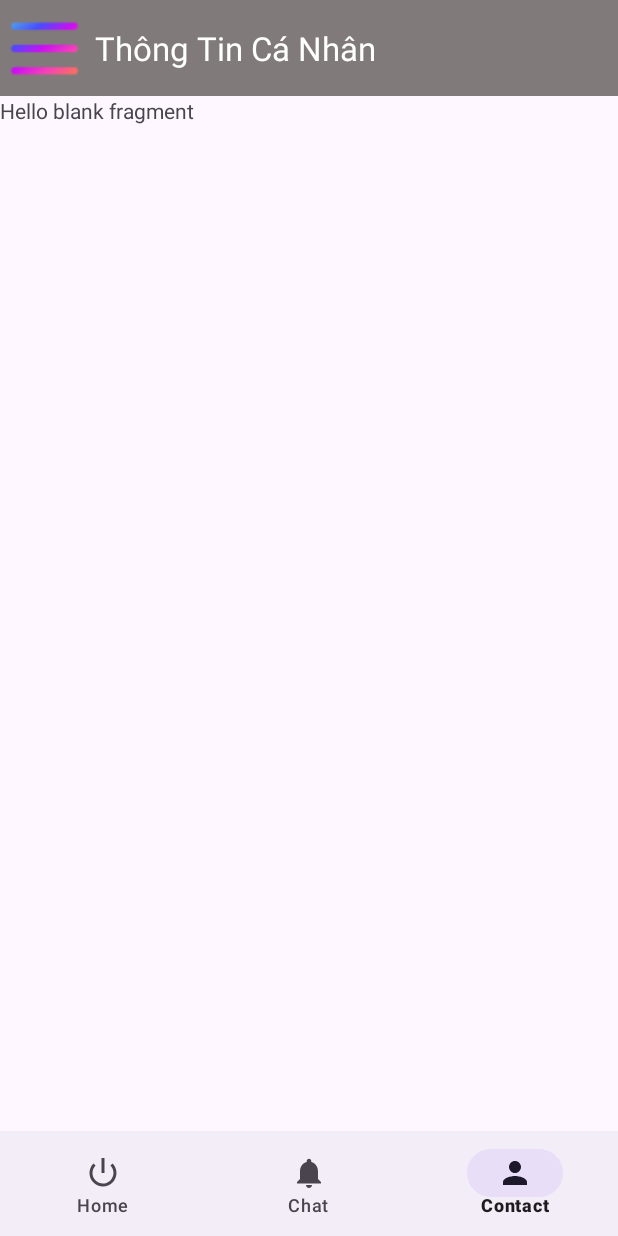
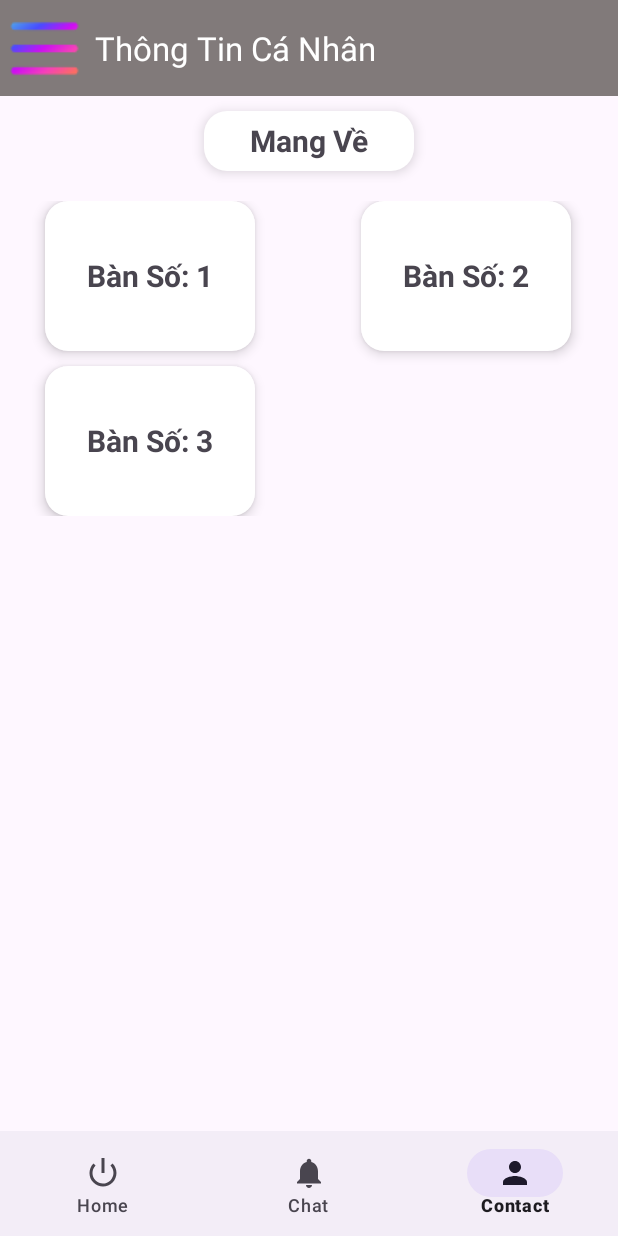
Before and after one commit to tritoan24/Khopro, an Android app: the HomeFragment screen opened directly, with no data from a screen before it, item 3 of the bottom bar chosen, on a phone screen of 412 x 824 dp. Run offline under Robolectric (Android 15) with nearby library versions, the phone set to English and light mode, and no system bars.

Commit message:
tritoan chỉnh sửa hóa đơn

```diff
--- /dev/null
+++ b/app/src/main/java/com/ph32395/khopro/Adapter/BanAnOrderAdapter.java
@@ -0,0 +1,75 @@
+package com.ph32395.khopro.Adapter;
+
+import android.app.Activity;
+import android.content.Context;
+import android.view.LayoutInflater;
+import android.view.View;
+import android.view.ViewGroup;
+import android.widget.ArrayAdapter;
+import android.widget.TextView;
+
+import androidx.annotation.NonNull;
+
+import com.ph32395.khopro.DAO.BanAnDAO;
+import com.ph32395.khopro.Model.BanAn;
+import com.ph32395.khopro.Model.OnBanAnClickListener;
+import com.ph32395.khopro.R;
+
+import java.util.ArrayList;
+
+public class BanAnOrderAdapter extends ArrayAdapter<BanAn> {
+    private Context context;
+    private ArrayList<BanAn> list;
+    private static BanAnDAO dao;
+
+    // Thêm dòng sau đây để khai báo biến onBanAnClickListener
+    private OnBanAnClickListener onBanAnClickListener;
+
+    // Constructor của Adapter
+    public BanAnOrderAdapter(Context context, ArrayList<BanAn> list) {
+        super(context, R.layout.itembananorder, list);
+        this.context = context;
+        this.list = list;
+        dao = new BanAnDAO(context);
+    }
+
+    // Các phương thức khác của Adapter
+
+    // Thêm setter để thiết lập OnBanAnClickListener
+    public void setOnBanAnClickListener(OnBanAnClickListener listener) {
+        this.onBanAnClickListener = listener;
+    }
+
+    @NonNull
+    @Override
+    public View getView(int position, View convertView, @NonNull ViewGroup parent) {
+        ViewHolder holder;
+
+        if (convertView == null) {
+            LayoutInflater inflater = ((Activity) context).getLayoutInflater();
+            convertView = inflater.inflate(R.layout.itembananorder, parent, false);
+
+            holder = new ViewHolder();
+            holder.tv_banAn = convertView.findViewById(R.id.txtbananorder);
+            convertView.setTag(holder);
+        } else {
+            holder = (ViewHolder) convertView.getTag();
+        }
+
+        holder.tv_banAn.setText("Bàn Số: " + String.valueOf(list.get(position).getSoBan()));
+
+        // Các xử lý sự kiện khi nhấn vào item ở đây nếu cần
+        convertView.setOnClickListener(new View.OnClickListener() {
+            @Override
+            public void onClick(View view) {
+                    onBanAnClickListener.onBanAnClick(list.get(position).getSoBan());
+            }
+        });
+
+        return convertView;
+    }
+
+    static class ViewHolder {
+        TextView tv_banAn;
+    }
+}
--- /dev/null
+++ b/app/src/main/java/com/ph32395/khopro/Adapter/HomeOderAdapter.java
@@ -0,0 +1,88 @@
+package com.ph32395.khopro.Adapter;
+
+import android.app.Activity;
+import android.content.Context;
+import android.os.Bundle;
+import android.view.LayoutInflater;
+import android.view.View;
+import android.view.ViewGroup;
+import android.widget.EditText;
+import android.widget.TextView;
+
+import androidx.annotation.NonNull;
+import androidx.fragment.app.FragmentManager;
+import androidx.fragment.app.FragmentTransaction;
+import androidx.recyclerview.widget.RecyclerView;
+
+import com.ph32395.khopro.DAO.DanhMucDAO;
+import com.ph32395.khopro.Fragment.HomeFragment;
+import com.ph32395.khopro.Fragment.MonAnOrderFragment;
+import com.ph32395.khopro.Model.DanhMucMonAn;
+import com.ph32395.khopro.R;
+
+import java.util.ArrayList;
+
+public class HomeOderAdapter  extends RecyclerView.Adapter<HomeOderAdapter.ViewHolder>{
+    EditText ed_tenDanhMuc_update;
+    Context context;
+    ArrayList<DanhMucMonAn> listDM;
+    static DanhMucDAO danhMucDAO;
+
+    HomeFragment fragment;
+
+    public HomeOderAdapter(Context context, HomeFragment fragment, ArrayList<DanhMucMonAn> listDM) {
+        this.context = context;
+        this.listDM = listDM;
+        this.fragment = fragment;
+        danhMucDAO = new DanhMucDAO(context);
+    }
+
+
+    @NonNull
+    @Override
+    public ViewHolder onCreateViewHolder(@NonNull ViewGroup parent, int viewType) {
+        LayoutInflater inflater =((Activity)context).getLayoutInflater();
+        View v = inflater.inflate(R.layout.item_danhmucorder,parent,false);
+        return new HomeOderAdapter.ViewHolder(v);
+    }
+
+    @Override
+    public void onBindViewHolder(@NonNull ViewHolder holder, int position) {
+        holder.tv_tenDanhMuc.setText(listDM.get(position).getTenDanhMuc());
+        holder.itemView.setOnClickListener(new View.OnClickListener() {
+            @Override
+            public void onClick(View view) {
+                // Lấy id danh mục được chọn
+                int selectedCategoryId = listDM.get(position).getId_DanhMuc();
+
+                // Chuyển sang DanhSachMonAnFragment và chuyển id danh mục qua
+                FragmentManager fragmentManager = fragment.getActivity().getSupportFragmentManager();
+                FragmentTransaction fragmentTransaction = fragmentManager.beginTransaction();
+
+                MonAnOrderFragment danhSachMonAnFragment = new MonAnOrderFragment();
+                Bundle bundle = new Bundle();
+                bundle.putInt("CategoryId", selectedCategoryId);
+                danhSachMonAnFragment.setArguments(bundle);
+
+                fragmentTransaction.replace(R.id.flContent, danhSachMonAnFragment);
+                fragmentTransaction.addToBackStack(null);
+                fragmentTransaction.commit();
+            }
+        });
+    }
+
+
+    @Override
+    public int getItemCount() {
+        return listDM.size();
+    }
+
+    class ViewHolder extends RecyclerView.ViewHolder {
+        TextView tv_tenDanhMuc;
+
+        public ViewHolder(@NonNull View itemView) {
+            super(itemView);
+            tv_tenDanhMuc = itemView.findViewById(R.id.txtdanhmucorder);
+        }
+    }
+}
--- a/app/src/main/java/com/ph32395/khopro/Database/DataSql.java
+++ b/app/src/main/java/com/ph32395/khopro/Database/DataSql.java
@@ -32,4 +32,7 @@ public class DataSql {
             "('GG2', 20)," +
             "('GG3', 15),"+
             "('GG4',33)";
+    public static final String INSERT_TB_CHITIETHOADON = "INSERT INTO ChiTietHoaDon (id_HoaDon, id_MonAn, soLuong,giaTien, tongTien) VALUES" +
+            "(1, 1, 2,20000, 80000)," +
+            "(2, 2, 1,10000, 40000)";
 }
--- a/app/src/main/java/com/ph32395/khopro/Database/DbHelper.java
+++ b/app/src/main/java/com/ph32395/khopro/Database/DbHelper.java
@@ -35,11 +35,10 @@ public class DbHelper extends SQLiteOpenHelper {
 
     static final String CREATE_TABLE_HOADON = "CREATE TABLE HoaDon (" +
             " id_HoaDon INTEGER PRIMARY KEY AUTOINCREMENT, " +
-            " id_MonAn INTEGER NOT NULL REFERENCES MonAn (id_MonAn), " +
+            " tenMonAn TEXT NOT NULL," +
             " id_NhanVien TEXT NOT NULL REFERENCES NhanVien (maNhanVien), " +
-            " id_BanAn INTEGER  REFERENCES BanAn (id_BanAn), " +
-            " id_GiamGia INTEGER REFERENCES GiamGia(id_GiamGia)," +
             " soLuong INTEGER NOT NULL," +
+            " soBan INTEGER NOT NULL," +
             " ngayGio TIMESTAMP DEFAULT CURRENT_TIMESTAMP," +
             " kieuThanhToan TEXT NOT NULL, " +
             " tongTien MONEY)";
@@ -47,8 +46,16 @@ public class DbHelper extends SQLiteOpenHelper {
     static final String CREATE_TABLE_GIAMGIA = "CREATE TABLE GiamGia(" +
             "id_GiamGia INTEGER PRIMARY KEY AUTOINCREMENT," +
             "maGiamGia TEXT NOT NULL," +
-            "phanTramGiam INTEGER" +
+            "phanTramGiam INTEGER," +
+            "soLuotDung INTEGER" +
             ")";
+    static final String CREATE_TABLE_CHITIETHOADON = "CREATE TABLE ChiTietHoaDon (" +
+            " id_ChiTietHoaDon INTEGER PRIMARY KEY AUTOINCREMENT, " +
+            " id_HoaDon INTEGER NOT NULL REFERENCES HoaDon (id_HoaDon), " +
+            " tenMonAn TEXT NOT NULL," +
+            " soLuong INTEGER NOT NULL," +
+            " giaTien MONEY NOT NULL, " +
+            " tongTien INTEGER NOT NULL)";
 
     public DbHelper(Context context) {
         super(context, DB_NAME, null, DB_VERSION);
@@ -62,12 +69,14 @@ public class DbHelper extends SQLiteOpenHelper {
         db.execSQL(CREATE_TABLE_BANAN);
         db.execSQL(CREATE_TABLE_HOADON);
         db.execSQL(CREATE_TABLE_GIAMGIA);
+        db.execSQL(CREATE_TABLE_CHITIETHOADON);
         db.execSQL(DataSql.INSERT_TB_NHANVIEN);
         db.execSQL(DataSql.INSERT_TB_BANAN);
         db.execSQL(DataSql.INSERT_TB_DANHMUC);
         db.execSQL(DataSql.INSERT_TB_MONAN);
         db.execSQL(DataSql.INSERT_TB_GIAMGIA);
         db.execSQL(DataSql.INSERT_TB_HOADON);
+        db.execSQL(DataSql.INSERT_TB_CHITIETHOADON);
     }
 
     @Override
@@ -79,7 +88,7 @@ public class DbHelper extends SQLiteOpenHelper {
             sqLiteDatabase.execSQL("DROP TABLE IF EXISTS BanAn");
             sqLiteDatabase.execSQL("DROP TABLE IF EXISTS HoaDon");
             sqLiteDatabase.execSQL("DROP TABLE IF EXISTS GiamGia");
-
+            sqLiteDatabase.execSQL("DROP TABLE IF EXISTS ChiTietHoaDon");
             onCreate(sqLiteDatabase);
         }
     }
--- /dev/null
+++ b/app/src/main/java/com/ph32395/khopro/Fragment/BanAnOrderFragment.java
@@ -0,0 +1,89 @@
+package com.ph32395.khopro.Fragment;
+
+import android.os.Bundle;
+import androidx.fragment.app.Fragment;
+import androidx.fragment.app.FragmentManager;
+import androidx.fragment.app.FragmentTransaction;
+
+import android.util.Log;
+import android.view.LayoutInflater;
+import android.view.View;
+import android.view.ViewGroup;
+import android.widget.GridView;
+import android.widget.TextView;
+
+import com.ph32395.khopro.Adapter.BanAnOrderAdapter;
+import com.ph32395.khopro.DAO.BanAnDAO;
+import com.ph32395.khopro.Model.BanAn;
+import com.ph32395.khopro.Model.OnBanAnClickListener;
+import com.ph32395.khopro.R;
+import java.util.ArrayList;
+
+public class BanAnOrderFragment extends Fragment implements OnBanAnClickListener{
+    BanAnDAO dao;
+    GridView gridView;
+    ArrayList<BanAn> list;
+    BanAnOrderAdapter adapter;
+    TextView txtMangVe;
+    private OnBanAnClickListener onBanAnClickListener;
+
+    public void setOnBanAnClickListener(OnBanAnClickListener listener) {
+        this.onBanAnClickListener = listener;
+    }
+
+    @Override
+    public View onCreateView(LayoutInflater inflater, ViewGroup container,
+                             Bundle savedInstanceState) {
+        View v = inflater.inflate(R.layout.fragment_ban_an_order, container, false);
+        dao = new BanAnDAO(getContext());
+        gridView = v.findViewById(R.id.gridView);
+
+        list = (ArrayList<BanAn>) dao.getAll();
+        adapter = new BanAnOrderAdapter(getActivity(), list);
+        adapter.setOnBanAnClickListener(this);
+
+
+        gridView.setAdapter(adapter);
+
+        txtMangVe = v.findViewById(R.id.txtMangVe);
+        txtMangVe.setOnClickListener(new View.OnClickListener() {
+            @Override
+            public void onClick(View v) {
+                int soBan = 0;
+                FragmentManager fragmentManager = getActivity().getSupportFragmentManager();
+                FragmentTransaction fragmentTransaction = fragmentManager.beginTransaction();
+
+                // Tạo một Fragment mới và chuyển dữ liệu số bàn qua
+                HomeFragment anotherFragment = new HomeFragment();
+                Bundle bundle = new Bundle();
+                bundle.putInt("SoBan", soBan);
+                anotherFragment.setArguments(bundle);
+
+                fragmentTransaction.replace(R.id.flContent, anotherFragment);
+                fragmentTransaction.addToBackStack(null);
+                fragmentTransaction.commit();
+            }
+        });
+
+        return v;
+    }
+    @Override
+    public void onBanAnClick(int soBan) {
+        Log.d("BanAnOrderFragment", "Clicked on BanAn: " + soBan);
+
+        // Xử lý khi người dùng nhấn vào item, ví dụ: chuyển sang Fragment khác
+        FragmentManager fragmentManager = getActivity().getSupportFragmentManager();
+        FragmentTransaction fragmentTransaction = fragmentManager.beginTransaction();
+
+        // Tạo một Fragment mới và chuyển dữ liệu số bàn qua
+        HomeFragment anotherFragment = new HomeFragment();
+        Bundle bundle = new Bundle();
+        bundle.putInt("SoBan", soBan);
+        anotherFragment.setArguments(bundle);
+
+        fragmentTransaction.replace(R.id.flContent, anotherFragment);
+        fragmentTransaction.addToBackStack(null);
+        fragmentTransaction.commit();
+    }
+
+}
--- a/app/src/main/java/com/ph32395/khopro/Fragment/HomeFragment.java
+++ b/app/src/main/java/com/ph32395/khopro/Fragment/HomeFragment.java
@@ -3,31 +3,61 @@ package com.ph32395.khopro.Fragment;
 import android.os.Bundle;
 
 import androidx.fragment.app.Fragment;
+import androidx.recyclerview.widget.LinearLayoutManager;
+import androidx.recyclerview.widget.RecyclerView;
 
 import android.view.LayoutInflater;
 import android.view.View;
 import android.view.ViewGroup;
 import android.widget.AdapterView;
 import android.widget.GridView;
+import android.widget.ImageView;
+import android.widget.TextView;
+import android.widget.Toast;
 
+import com.ph32395.khopro.Adapter.DanhMuc_Adapter;
+import com.ph32395.khopro.Adapter.HomeOderAdapter;
+import com.ph32395.khopro.Adapter.MonAnOrder_Adapter;
 import com.ph32395.khopro.DAO.DanhMucDAO;
 import com.ph32395.khopro.DAO.MonAnDAO;
 import com.ph32395.khopro.Model.DanhMucMonAn;
 import com.ph32395.khopro.Model.MonAn;
 import com.ph32395.khopro.R;
 
+import java.util.ArrayList;
 import java.util.List;
 
 
 public class HomeFragment extends Fragment {
-    View view;
+    RecyclerView dm;
+    DanhMucDAO danhMucDAO;
+    ArrayList<DanhMucMonAn> list;
+    HomeOderAdapter danhMucAdapter;
 
     @Override
     public View onCreateView(LayoutInflater inflater, ViewGroup container, Bundle savedInstanceState) {
-        view = inflater.inflate(R.layout.fragment_home, container, false);
+        View v = inflater.inflate(R.layout.fragment_home, container, false);
 
+        dm = v.findViewById(R.id.rc_danhmucorder);
+        danhMucDAO = new DanhMucDAO(getContext());
 
-    return view;
+        LinearLayoutManager layoutManager = new LinearLayoutManager(getContext());
+        dm.setLayoutManager(layoutManager);
+
+        list = (ArrayList<DanhMucMonAn>) danhMucDAO.getAll();
+        danhMucAdapter = new HomeOderAdapter(getActivity(), this, list);
+        dm.setAdapter(danhMucAdapter);
+
+        Bundle arguments = getArguments();
+        if (arguments != null) {
+            // Lấy số bàn từ Bundle
+            int soBan = arguments.getInt("SoBan", 0);
+
+            // Bây giờ bạn có thể sử dụng giá trị soBan như mong muốn
+            // Ví dụ: hiển thị số bàn trong Log
+            Toast.makeText(getContext(), "Số Bàn là: "+soBan, Toast.LENGTH_SHORT).show();
+        }
+        return v;
     }
 
 
--- a/app/src/main/java/com/ph32395/khopro/Fragment/MonAnOrderFragment.java
+++ b/app/src/main/java/com/ph32395/khopro/Fragment/MonAnOrderFragment.java
@@ -1,6 +1,7 @@
 package com.ph32395.khopro.Fragment;
 
 import android.os.Bundle;
+import android.util.Log;
 import android.view.LayoutInflater;
 import android.view.View;
 import android.view.ViewGroup;
@@ -19,6 +20,7 @@ import com.ph32395.khopro.Model.MonAn;
 import com.ph32395.khopro.R;
 
 import java.util.ArrayList;
+import java.util.List;
 
 public class MonAnOrderFragment extends Fragment {
     MonAnDAO monAnDAO;
@@ -44,6 +46,31 @@ public class MonAnOrderFragment extends Fragment {
         monAnOrder_adapter = new MonAnOrder_Adapter(getActivity(), list);
         rc_monAnOrder.setAdapter(monAnOrder_adapter);
 
+        int categoryId = getArguments().getInt("CategoryId", -1);
+
+        if (categoryId != -1) {
+            // Nếu có id danh mục, thực hiện truy vấn database để lấy danh sách món ăn
+            List<MonAn> danhSachMonAn = monAnDAO.getMonAnByCategoryId(categoryId);
+
+            // Cập nhật danh sách món ăn và thông báo cho Adapter
+            list.clear();
+            list.addAll(danhSachMonAn);
+            monAnOrder_adapter.notifyDataSetChanged();
+            for (MonAn monAn : danhSachMonAn) {
+                Log.d("DanhSachMonAnFragment", "MonAn: " + monAn.getTenMonAn());
+            }
+        }
+
         return v;
     }
+
+    @Override
+    public void onDestroy() {
+        // Giải phóng đối tượng MonAnDAO khi Fragment bị hủy
+        if (monAnDAO != null) {
+            monAnDAO.close();
+        }
+        super.onDestroy();
+    }
+
 }
--- a/app/src/main/java/com/ph32395/khopro/MainActivity.java
+++ b/app/src/main/java/com/ph32395/khopro/MainActivity.java
@@ -26,6 +26,7 @@ import android.widget.Toast;
 import com.google.android.material.bottomnavigation.BottomNavigationView;
 import com.google.android.material.navigation.NavigationView;
 import com.ph32395.khopro.Adapter.MonAnOrder_Adapter;
+import com.ph32395.khopro.Fragment.BanAnOrderFragment;
 import com.ph32395.khopro.Fragment.DoiMatKhauFragment;
 import com.ph32395.khopro.Fragment.HomeFragment;
 import com.ph32395.khopro.Fragment.MonAnOrderFragment;
@@ -179,7 +180,7 @@ public class MainActivity extends AppCompatActivity {
                     setTitle("Thông Báo");
                 }else if (item.getItemId()==BT_PROFILE) {
                     setTitle("Thông Tin Cá Nhân");
-               selectedFragment = new ProfileFragment();
+               selectedFragment = new BanAnOrderFragment();
            }
 
             // Thay thế Fragment hiện tại bằng Fragment được chọn
--- /dev/null
+++ b/app/src/main/java/com/ph32395/khopro/Model/OnBanAnClickListener.java
@@ -0,0 +1,5 @@
+package com.ph32395.khopro.Model;
+
+public interface OnBanAnClickListener {
+    void onBanAnClick(int soBan);
+}
--- /dev/null
+++ b/app/src/main/res/drawable/custom_textview_order.xml
@@ -0,0 +1,7 @@
+<?xml version="1.0" encoding="utf-8"?>
+<shape xmlns:android="http://schemas.android.com/apk/res/android">
+    <corners
+        android:radius="15dp"/>
+    <solid
+        android:color="@color/white"/>
+</shape>
--- /dev/null
+++ b/app/src/main/res/layout/fragment_ban_an_order.xml
@@ -0,0 +1,39 @@
+<?xml version="1.0" encoding="utf-8"?>
+<FrameLayout xmlns:android="http://schemas.android.com/apk/res/android"
+    xmlns:tools="http://schemas.android.com/tools"
+    android:layout_width="match_parent"
+    android:layout_height="match_parent"
+    tools:context=".Fragment.BanAnOrderFragment"
+    android:orientation="vertical"
+    >
+    <TextView
+        android:id="@+id/txtMangVe"
+        android:layout_width="140dp"
+        android:layout_height="40dp"
+        android:text="Mang Về"
+        android:textSize="20dp"
+        android:background="@drawable/custom_textview_order"
+        android:elevation="5dp"
+        android:layout_gravity="center_horizontal"
+        android:layout_marginTop="10dp"
+        android:gravity="center"
+        android:textStyle="bold"
+
+
+        />
+
+    <!-- TODO: Update blank fragment layout -->
+    <GridView
+        android:id="@+id/gridView"
+        android:layout_width="match_parent"
+        android:layout_height="wrap_content"
+        android:numColumns="2"
+    android:columnWidth="120dp"
+    android:horizontalSpacing="10dp"
+    android:verticalSpacing="10dp"
+    android:stretchMode="columnWidth"
+    android:gravity="center"
+        android:layout_marginTop="70dp"/>
+
+
+</FrameLayout>
--- a/app/src/main/res/layout/item_order_monan.xml
+++ b/app/src/main/res/layout/item_order_monan.xml
@@ -36,7 +36,7 @@
             <TextView
                 android:layout_width="wrap_content"
                 android:layout_height="wrap_content"
-                android:text="1"
+                android:text="0"
                 android:textSize="30dp"
                 android:id="@+id/tv_soLuong"
                 android:layout_marginRight="10dp"
--- /dev/null
+++ b/app/src/main/res/layout/itembananorder.xml
@@ -0,0 +1,19 @@
+<?xml version="1.0" encoding="utf-8"?>
+<LinearLayout xmlns:android="http://schemas.android.com/apk/res/android"
+    android:layout_width="140dp"
+    android:layout_height="100dp"
+    android:padding="5dp"
+    android:background="@drawable/custom_textview_order"
+    android:elevation="5dp"
+    android:gravity="center"
+    >
+    <TextView
+        android:id="@+id/txtbananorder"
+        android:layout_width="wrap_content"
+        android:layout_height="wrap_content"
+        android:text="số 1"
+        android:textStyle="bold"
+        android:textSize="20dp"
+        />
+
+</LinearLayout>
```
Also changed, not shown: app/src/main/java/com/ph32395/khopro/Adapter/MonAnOrder_Adapter.java (+16 -9 lines), app/src/main/java/com/ph32395/khopro/DAO/ChiTietHoaDonDAO.java (added, +94 -0 lines), app/src/main/java/com/ph32395/khopro/DAO/MonAnDAO.java (+30 -0 lines), app/src/main/java/com/ph32395/khopro/Model/ChiTietHoaDon.java (added, +70 -0 lines), app/src/main/res/layout/fragment_home.xml (+11 -0 lines), app/src/main/res/layout/item_danhmucorder.xml (added, +20 -0 lines).
